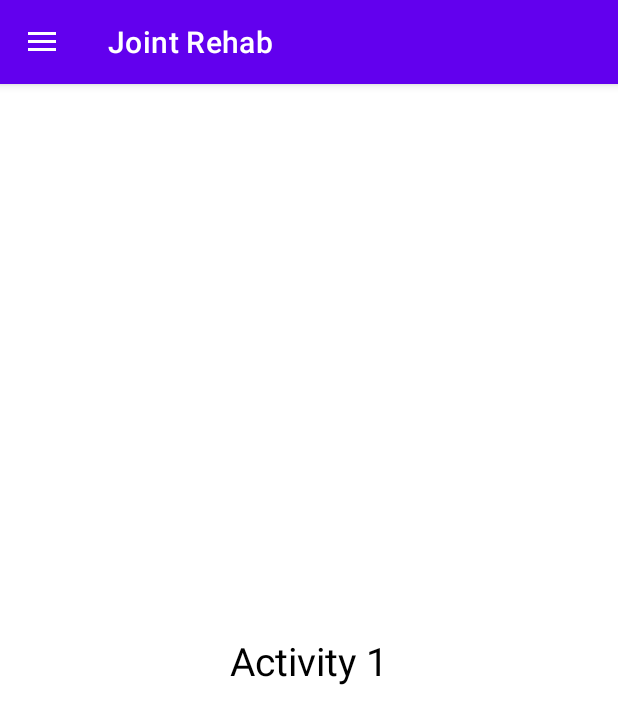
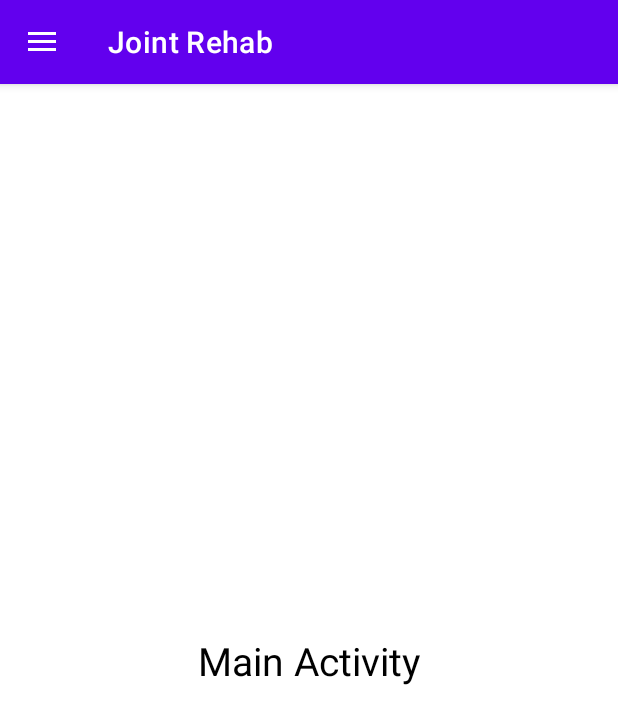
Before and after one commit to saywater28/Application-Joint-Rehab, an Android app: the screen it shows after launch (MainActivity), on a phone screen of 412 x 824 dp. Shown: the top 724 px of the screen. Run offline under Robolectric (Android 15) with nearby library versions, the phone set to English and light mode, and no system bars.

Commit message:
added: ui files

```diff
--- a/app/src/main/res/layout/activity_main.xml
+++ b/app/src/main/res/layout/activity_main.xml
@@ -14,7 +14,7 @@
         <TextView
             android:layout_width="wrap_content"
             android:layout_height="wrap_content"
-            android:text="Activity 1"
+            android:text="Main Activity"
             android:textColor="@color/black"
             android:textSize="26sp"
             app:layout_constraintBottom_toBottomOf="parent"
```
